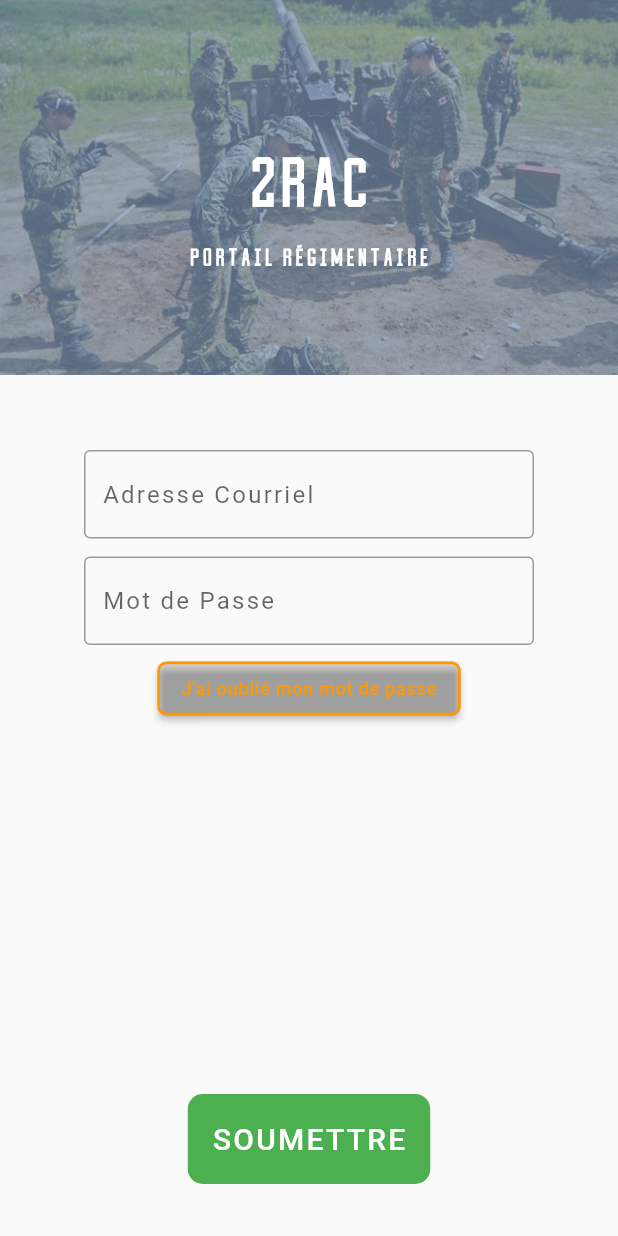
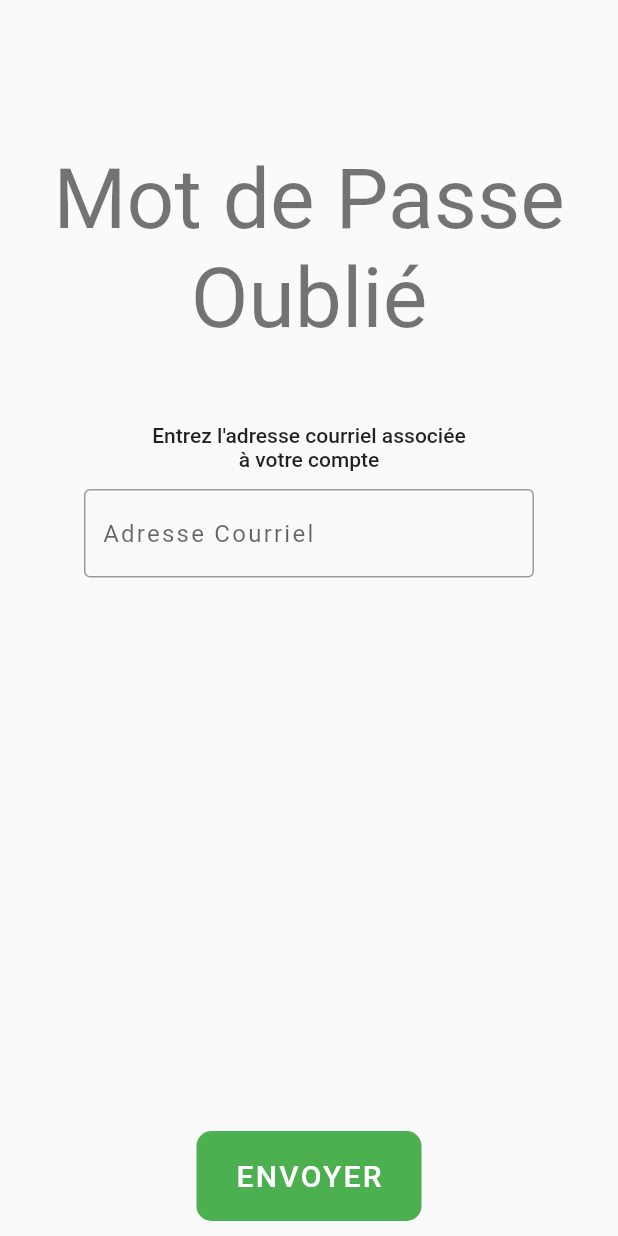
Before and after one commit to AlexCharette/2fd-Frontend, a Flutter app: the screen it shows after launch, after a tap on an icon or button, on a phone screen of 412 x 824 dp. Run offline on Flutter 3.47's test engine with Material 2 defaults, Android fonts, the phone set to English and light mode, and no system bars; our stand-ins replace bloc, cloud_firestore, email_validator, equatable, firebase_auth, firebase_core and 3 more; accounts and stored records are empty.

Commit message:
reset password

```diff
--- a/lib/blocs/LogIn/bloc/login_bloc.dart
+++ b/lib/blocs/LogIn/bloc/login_bloc.dart
@@ -59,7 +59,7 @@ class LoginBloc extends Bloc<LoginEvent, LoginState> {
     if (state.status.isValidated) {
       yield state.copyWith(status: FormzStatus.submissionInProgress);
       try {
-        await _authenticationRepository.logInWithEmailAndPassword(
+          await _authenticationRepository.logInWithEmailAndPassword(
           username: state.username.value,
           password: state.password.value,
         );
--- /dev/null
+++ b/lib/blocs/resetPassword/bloc/reset_password_event.dart
@@ -0,0 +1,19 @@
+part of 'reset_password_bloc.dart';
+
+abstract class ResetPasswordEvent extends Equatable{
+  const ResetPasswordEvent();
+
+  @override
+  List<Object> get props => [];
+}
+class ResetPasswordEmailChanged extends ResetPasswordEvent{
+  const ResetPasswordEmailChanged(this.email);
+
+  final String email;
+
+  @override
+  List<Object> get props => [email];
+}
+class ResetPasswordSubmitted extends ResetPasswordEvent{
+  const ResetPasswordSubmitted();
+}
--- /dev/null
+++ b/lib/blocs/resetPassword/bloc/reset_password_state.dart
@@ -0,0 +1,18 @@
+part of 'reset_password_bloc.dart';
+
+class ResetPasswordState extends Equatable{
+  const ResetPasswordState({
+    this.status = FormzStatus.pure,
+    this.email = const Username.pure(),
+});
+
+  final FormzStatus status;
+  final Username email;
+
+  ResetPasswordState copyWith({Username email, FormzStatus status}){
+    return ResetPasswordState(email: email ?? this.email, status: status ?? this.status);
+  }
+
+  @override
+  List<Object> get props => [status, email];
+}
--- /dev/null
+++ b/lib/blocs/resetPassword/resetPassword.dart
@@ -0,0 +1 @@
+export 'bloc/reset_password_bloc.dart';
--- a/lib/screens/login/view/login_form.dart
+++ b/lib/screens/login/view/login_form.dart
@@ -3,6 +3,7 @@ import 'package:flutter_bloc/flutter_bloc.dart';
 import 'package:formz/formz.dart';
 import 'package:regimental_app/blocs/LogIn/bloc/login_bloc.dart';
 import 'package:regimental_app/config/theme.dart';
+import 'package:regimental_app/screens/reset_password/reset_password.dart';
 
 class LoginForm extends StatelessWidget {
   @override
@@ -147,6 +148,7 @@ class _PasswordInput extends StatelessWidget {
 class _ForgotPasswordButton extends StatelessWidget {
   @override
   Widget build(BuildContext context) {
+    NavigatorState _navigator = Navigator.of(context);
     return ElevatedButton(
       key: const Key('loginForm_forgotPassword_textButton'),
       style: ButtonStyle(
@@ -166,6 +168,7 @@ class _ForgotPasswordButton extends StatelessWidget {
         ),
       ),
       onPressed: (){
+        Navigator.push(context, ResetPasswordPage.route());
       },
     );
   }
--- /dev/null
+++ b/lib/screens/reset_password/reset_password.dart
@@ -0,0 +1 @@
+export 'view/resetPasswordPage.dart';
--- /dev/null
+++ b/lib/screens/reset_password/view/resetPasswordForm.dart
@@ -0,0 +1,136 @@
+import 'package:flutter/material.dart';
+import 'package:flutter_bloc/flutter_bloc.dart';
+import 'package:formz/formz.dart';
+import 'package:regimental_app/blocs/resetPassword/bloc/reset_password_bloc.dart';
+import 'package:regimental_app/config/theme.dart';
+
+class ResetPasswordForm extends StatelessWidget {
+  @override
+  Widget build(BuildContext context) {
+    ThemeData theme = Theme.of(context);
+    return BlocListener<ResetPasswordBloc, ResetPasswordState>(
+        listener: (context, state){
+          if (state.status == FormzStatus.submissionFailure) {
+            Scaffold.of(context)
+              ..hideCurrentSnackBar()
+              ..showSnackBar(
+                const SnackBar(content: Text('Reset Password Failure')),
+              );
+          }
+        },
+      child: Center(
+        child: Column(
+          children: <Widget>[
+            //TODO: Figure how to add a dynamic space instead of hard coding the space
+            SizedBox(height: 100,),
+            Column(
+              crossAxisAlignment: CrossAxisAlignment.center,
+              mainAxisAlignment: MainAxisAlignment.center,
+              children: <Widget>[
+                Center(
+                  child: Text(
+                    'Mot de Passe',
+                    style: theme.textTheme.headline2
+                  ),
+                ),
+                Center(
+                  child: Text(
+                    'Oublié',
+                    style: theme.textTheme.headline2,
+                  ),
+                )
+              ],
+            ),
+            SizedBox(height: 50,),
+            Column(
+              children: <Widget>[
+                Center(
+                  child: Text(
+                    'Entrez l\'adresse courriel associée',
+                    style: theme.textTheme.bodyText1,
+                  ),
+                ),
+                Center(
+                  child: Text(
+                    'à votre compte',
+                    style: theme.textTheme.bodyText1,
+                  ),
+                )
+              ],
+            ),
+            SizedBox(height:12.0),
+            _UsernameInput(),
+            Flexible(child: Align(alignment: Alignment.bottomCenter, child: Padding(
+              padding: EdgeInsets.only(bottom: 10.0),
+              child: _ResetPassword(),
+            ),))
+          ],
+        ),
+      ),
+    );
+  }
+}
+
+class _UsernameInput extends StatelessWidget {
+  @override
+  Widget build(BuildContext context) {
+    return BlocBuilder<ResetPasswordBloc, ResetPasswordState>(
+      buildWhen: (previous, current) => previous.email != current.email,
+      builder: (context, state) {
+        return Container(
+          width: 300,
+          child: TextField(
+            key: const Key('resetForm_usernameInput_textField'),
+            onChanged: (username) =>
+                context.read<ResetPasswordBloc>().add(ResetPasswordEmailChanged(username)),
+            decoration: InputDecoration(
+              hintText: 'Adresse Courriel',
+              hintStyle: TextStyle(
+                fontSize: 16,
+                letterSpacing: 1.5,
+              ),
+              border: const OutlineInputBorder(),
+              errorText: state.email.invalid ? 'Adresse Courriel invalide' : null,
+            ),
+          ),
+        );
+      },
+    );
+  }
+}
+
+class _ResetPassword extends StatelessWidget {
+  @override
+  Widget build(BuildContext context) {
+    ThemeData theme = Theme.of(context);
+    return BlocBuilder<ResetPasswordBloc, ResetPasswordState>(
+      buildWhen: (previous, current) => previous.status != current.status,
+      builder: (context, state) {
+        return state.status.isSubmissionInProgress
+            ? const CircularProgressIndicator()
+            : ElevatedButton(
+          key: const Key('loginForm_continue_raisedButton'),
+          style: ButtonStyle(
+              backgroundColor: MaterialStateProperty.all<Color>(AppColors.buttonGreen),
+              minimumSize: MaterialStateProperty.all<Size>(Size(150,60)),
+              shape: MaterialStateProperty.all<OutlinedBorder>(RoundedRectangleBorder(borderRadius: BorderRadius.circular(10)))
+          ),
+          child: Text(
+            'ENVOYER',
+            style: TextStyle(
+                color : Colors.white,
+                fontSize: 20,
+                letterSpacing: 1.5
+            ),
+          ),
+          onPressed: state.status.isValidated
+              ? () {
+            context.read<ResetPasswordBloc>().add(const ResetPasswordSubmitted());
+            Navigator.pop(context);
+          }
+              : null,
+        );
+      },
+    );
+  }
+}
--- /dev/null
+++ b/lib/screens/reset_password/view/resetPasswordPage.dart
@@ -0,0 +1,23 @@
+import 'package:flutter/material.dart';
+import 'package:flutter_bloc/flutter_bloc.dart';
+import 'package:regimental_app/blocs/resetPassword/bloc/reset_password_bloc.dart';
+import 'package:regimental_app/screens/reset_password/view/resetPasswordForm.dart';
+
+class ResetPasswordPage extends StatelessWidget {
+  static Route route(){
+    return MaterialPageRoute<void>(builder: (_)=> ResetPasswordPage());
+  }
+  @override
+  Widget build(BuildContext context) {
+    return Scaffold(
+      body: BlocProvider(
+        create: (context){
+          return ResetPasswordBloc(
+              authenticationRepository: RepositoryProvider.of(context)
+          );
+        },
+        child: ResetPasswordForm(),
+      ),
+    );
+  }
+}
```
Also changed, not shown: lib/blocs/resetPassword/bloc/reset_password_bloc.dart (added, +47 -0 lines), packages/authentication_repository/lib/src/authentication_repository.dart (+10 -1 lines), 1 other file.
